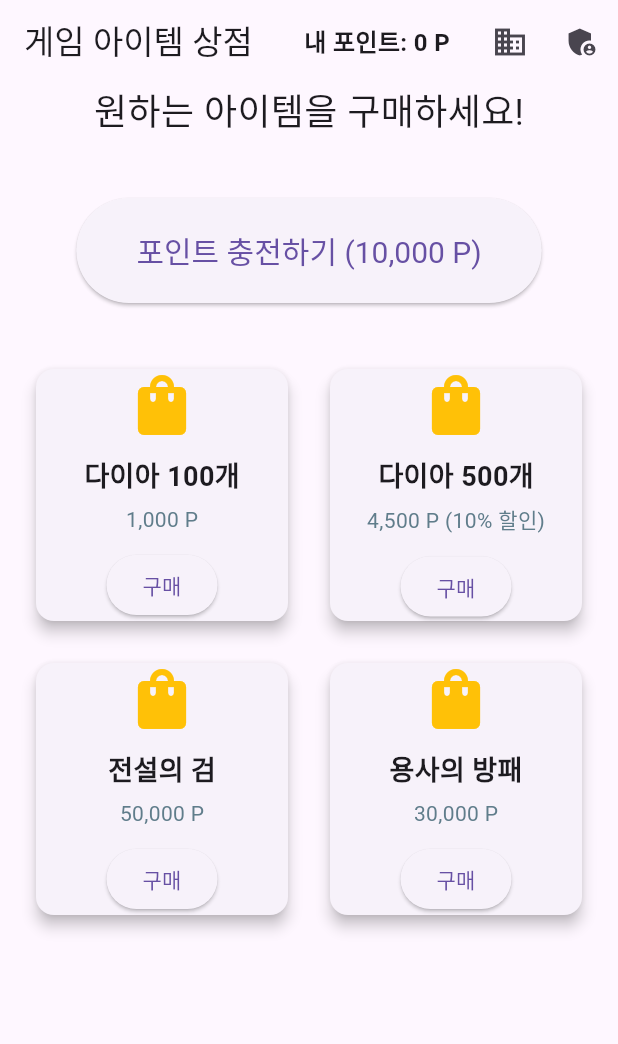
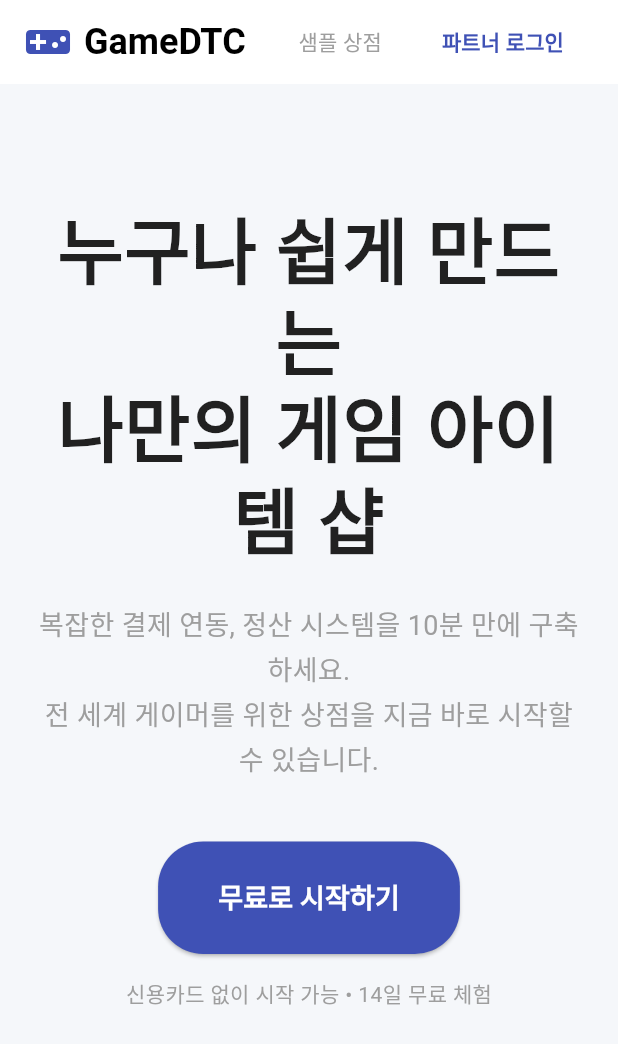
Before and after one commit to call365/gamedc, a Flutter app: the screen it shows after launch, on a phone screen of 412 x 824 dp. Shown: the top 1044 px of the screen. Run offline on Flutter 3.47's test engine with Material 3 defaults, Android fonts, the phone set to English and light mode, and no system bars; our stand-ins replace cloud_firestore, fl_chart; missing offline and left inert: iamport_flutter; accounts and stored records are empty; Roboto replaces fonts that are missing (NotoSansKR).

Commit message:
Transform homepage to Platform Landing Page (Cafe24-like style)

```diff
--- a/lib/main.dart
+++ b/lib/main.dart
@@ -1,9 +1,7 @@
 import 'package:flutter/material.dart';
-import 'package:http/http.dart' as http;
-import 'dart:convert';
 import 'package:flutter_web_shop/partner_admin.dart';
 import 'package:flutter_web_shop/super_admin.dart';
-import 'payment_page.dart';
+import 'package:flutter_web_shop/user_shop.dart';
 
 void main() {
   runApp(const MyApp());
@@ -14,16 +12,17 @@ class MyApp extends StatelessWidget {
 
   @override
   Widget build(BuildContext context) {
-    // 실제로는 URL 파싱이나 로그인 상태에 따라 초기 화면을 결정해야 함
     return MaterialApp(
-      title: 'Game DTC Web Shop',
+      title: 'GameDTC Platform',
       theme: ThemeData(
-        primarySwatch: Colors.blue,
+        primarySwatch: Colors.indigo,
         useMaterial3: true,
+        fontFamily: 'NotoSansKR',
       ),
       initialRoute: '/',
       routes: {
-        '/': (context) => const MyHomePage(),
+        '/': (context) => const LandingPage(),
+        '/shop': (context) => const UserShopPage(),
         '/partner': (context) => const PartnerAdminPage(),
         '/super': (context) => const SuperAdminPage(),
       },
@@ -31,80 +30,135 @@ class MyApp extends StatelessWidget {
   }
 }
 
-class MyHomePage extends StatefulWidget {
-  const MyHomePage({super.key});
-
-  @override
-  State<MyHomePage> createState() => _MyHomePageState();
-}
-
-class _MyHomePageState extends State<MyHomePage> {
-  // 실제로는 Firestore StreamBuilder로 포인트 잔액을 실시간으로 가져와야 합니다.
-  int _currentPoints = 0;
+class LandingPage extends StatelessWidget {
+  const LandingPage({super.key});
 
   @override
   Widget build(BuildContext context) {
     return Scaffold(
+      backgroundColor: Colors.white,
       appBar: AppBar(
-        title: const Text('게임 아이템 상점'),
+        backgroundColor: Colors.white,
+        elevation: 0,
+        title: const Row(
+          children: [
+            Icon(Icons.videogame_asset, color: Colors.indigo, size: 32),
+            SizedBox(width: 8),
+            Text('GameDTC', style: TextStyle(color: Colors.black, fontWeight: FontWeight.bold, fontSize: 24)),
+          ],
+        ),
         actions: [
-          Padding(
-            padding: const EdgeInsets.only(right: 16.0),
-            child: Center(
-              child: Text(
-                '내 포인트: $_currentPoints P',
-                style: const TextStyle(fontSize: 16, fontWeight: FontWeight.bold),
+          TextButton(
+            onPressed: () => Navigator.pushNamed(context, '/shop'),
+            child: const Text('샘플 상점', style: TextStyle(color: Colors.grey)),
+          ),
+          const SizedBox(width: 16),
+          TextButton(
+            onPressed: () => Navigator.pushNamed(context, '/partner'),
+            child: const Text('파트너 로그인', style: TextStyle(color: Colors.indigo, fontWeight: FontWeight.bold)),
+          ),
+          const SizedBox(width: 24),
+        ],
+      ),
+      body: SingleChildScrollView(
+        child: Column(
+          children: [
+            // 1. Hero Section
+            Container(
+              width: double.infinity,
+              padding: const EdgeInsets.symmetric(vertical: 80, horizontal: 20),
+              color: const Color(0xFFF5F7FA),
+              child: Column(
+                children: [
+                  const Text(
+                    "누구나 쉽게 만드는\n나만의 게임 아이템 샵",
+                    textAlign: TextAlign.center,
+                    style: TextStyle(fontSize: 48, fontWeight: FontWeight.w800, height: 1.2, color: Colors.black87),
+                  ),
+                  const SizedBox(height: 24),
+                  const Text(
+                    "복잡한 결제 연동, 정산 시스템을 10분 만에 구축하세요.\n전 세계 게이머를 위한 상점을 지금 바로 시작할 수 있습니다.",
+                    textAlign: TextAlign.center,
+                    style: TextStyle(fontSize: 18, color: Colors.grey, height: 1.6),
+                  ),
+                  const SizedBox(height: 40),
+                  ElevatedButton(
+                    onPressed: () => Navigator.pushNamed(context, '/partner'),
+                    style: ElevatedButton.styleFrom(
+                      backgroundColor: Colors.indigo,
+                      foregroundColor: Colors.white,
+                      padding: const EdgeInsets.symmetric(horizontal: 40, vertical: 24),
+                      shape: RoundedRectangleBorder(borderRadius: BorderRadius.circular(30)),
+                    ),
+                    child: const Text("무료로 시작하기", style: TextStyle(fontSize: 18, fontWeight: FontWeight.bold)),
+                  ),
+                  const SizedBox(height: 16),
+                  const Text("신용카드 없이 시작 가능 • 14일 무료 체험", style: TextStyle(color: Colors.grey, fontSize: 14)),
+                ],
               ),
             ),
-          ),
-          // 데모용 어드민 이동 버튼
-          IconButton(
-            icon: const Icon(Icons.business),
-            tooltip: '파트너 어드민',
-            onPressed: () => Navigator.pushNamed(context, '/partner'),
-          ),
-          IconButton(
-            icon: const Icon(Icons.admin_panel_settings),
-            tooltip: '슈퍼 어드민',
-            onPressed: () => Navigator.pushNamed(context, '/super'),
-          ),
-        ],
-      ),
-      body: Center(
-        child: Column(
-          mainAxisAlignment: MainAxisAlignment.center,
-          children: <Widget>[
-            const Text(
-              '원하는 아이템을 구매하세요!',
-              style: TextStyle(fontSize: 24),
+
+            // 2. Features Section
+            Padding(
+              padding: const EdgeInsets.symmetric(vertical: 80, horizontal: 20),
+              child: ConstrainedBox(
+                constraints: const BoxConstraints(maxWidth: 1200),
+                child: Row(
+                  mainAxisAlignment: MainAxisAlignment.center,
+                  crossAxisAlignment: CrossAxisAlignment.start,
+                  children: [
+                    _buildFeatureItem(
+                      icon: Icons.payment,
+                      title: "글로벌 결제 지원",
+                      desc: "PG사 계약 없이도\n즉시 카드/간편결제 연동 가능",
+                    ),
+                    _buildFeatureItem(
+                      icon: Icons.analytics_outlined,
+                      title: "강력한 어드민",
+                      desc: "매출 현황부터 아이템 관리까지\n한눈에 파악하는 대시보드",
+                    ),
+                    _buildFeatureItem(
+                      icon: Icons.bolt,
+                      title: "실시간 연동",
+                      desc: "웹훅(Webhook)을 통해\n게임 서버와 실시간 데이터 동기화",
+                    ),
+                  ],
+                ),
+              ),
             ),
-            const SizedBox(height: 40),
-            ElevatedButton(
-              onPressed: () {
-                Navigator.push(
-                  context,
-                  MaterialPageRoute(builder: (context) => const PaymentPage()),
-                );
-              },
-              style: ElevatedButton.styleFrom(
-                padding: const EdgeInsets.symmetric(horizontal: 40, vertical: 20),
-                textStyle: const TextStyle(fontSize: 20),
+
+            // 3. CTA Section
+            Container(
+              width: double.infinity,
+              padding: const EdgeInsets.symmetric(vertical: 60),
+              color: Colors.indigo,
+              child: Column(
+                children: [
+                  const Text("지금 바로 입점하세요", style: TextStyle(fontSize: 32, fontWeight: FontWeight.bold, color: Colors.white)),
+                  const SizedBox(height: 20),
+                  OutlinedButton(
+                    onPressed: () => Navigator.pushNamed(context, '/partner'),
+                    style: OutlinedButton.styleFrom(
+                      foregroundColor: Colors.white,
+                      side: const BorderSide(color: Colors.white),
+                      padding: const EdgeInsets.symmetric(horizontal: 32, vertical: 20),
+                    ),
+                    child: const Text("파트너 등록 신청", style: TextStyle(fontSize: 16)),
+                  ),
+                ],
               ),
-              child: const Text('포인트 충전하기 (10,000 P)'),
             ),
-            const SizedBox(height: 20),
-            // 아이템 리스트 예시 (Grid)
-            Expanded(
-              child: GridView.count(
-                crossAxisCount: 2,
-                padding: const EdgeInsets.all(20),
-                mainAxisSpacing: 20,
-                crossAxisSpacing: 20,
+
+            // 4. Footer
+            Container(
+              width: double.infinity,
+              padding: const EdgeInsets.symmetric(vertical: 40),
+              color: Colors.grey.shade900,
+              child: const Column(
                 children: [
-                  _buildItemCard('다이아 100개', '1,000 P', 1000),
-                  _buildItemCard('다이아 500개', '4,500 P (10% 할인)', 4500),
-                  _buildItemCard('전설의 검', '50,000 P', 50000),
-                  _buildItemCard('용사의 방패', '30,000 P', 30000),
+                  Text("GameDTC Platform", style: TextStyle(color: Colors.white, fontWeight: FontWeight.bold)),
+                  SizedBox(height: 10),
+                  Text("© 2026 GameDTC Inc. All rights reserved.", style: TextStyle(color: Colors.grey)),
                 ],
               ),
             ),
@@ -114,67 +168,21 @@ class _MyHomePageState extends State<MyHomePage> {
     );
   }
 
-  Widget _buildItemCard(String name, String priceStr, int price) {
-    return Card(
-      elevation: 4,
+  Widget _buildFeatureItem({required IconData icon, required String title, required String desc}) {
+    return Expanded(
       child: Column(
-        mainAxisAlignment: MainAxisAlignment.center,
         children: [
-          const Icon(Icons.shopping_bag, size: 48, color: Colors.amber),
+          Container(
+            padding: const EdgeInsets.all(16),
+            decoration: BoxDecoration(color: Colors.indigo.shade50, shape: BoxShape.circle),
+            child: Icon(icon, size: 40, color: Colors.indigo),
+          ),
+          const SizedBox(height: 20),
+          Text(title, style: const TextStyle(fontSize: 20, fontWeight: FontWeight.bold)),
           const SizedBox(height: 10),
-          Text(name, style: const TextStyle(fontSize: 18, fontWeight: FontWeight.bold)),
-          const SizedBox(height: 5),
-          Text(priceStr, style: const TextStyle(color: Colors.blueGrey)),
-          const SizedBox(height: 10),
-          ElevatedButton(
-            onPressed: () => _buyItem(name, price),
-            child: const Text('구매'),
-          )
+          Text(desc, textAlign: TextAlign.center, style: const TextStyle(color: Colors.grey, height: 1.5)),
         ],
       ),
     );
   }
-
-  Future<void> _buyItem(String itemId, int price) async {
-    const String cloudFunctionUrl = 'http://localhost:5001/demo-test/us-central1/buyItem';
-    try {
-      final response = await http.post(
-        Uri.parse(cloudFunctionUrl),
-        headers: {'Content-Type': 'application/json'},
-        body: jsonEncode({
-          'data': {
-            'item_id': itemId,
-            'price': price,
-          }
-        }),
-      );
-
-      if (response.statusCode == 200) {
-        final body = jsonDecode(response.body);
-        if (body['result'] != null && body['result']['success'] == true) {
-          ScaffoldMessenger.of(context).showSnackBar(
-            const SnackBar(content: Text('구매 완료! 포인트가 차감되었습니다.')),
-          );
-          // 포인트 갱신 (데모용: 로컬 상태만 갱신)
-          setState(() {
-            _currentPoints -= price;
-          });
-        } else {
-           // 에러 메시지 파싱
-           final errorMsg = body['error']?['message'] ?? 'Unknown error';
-           ScaffoldMessenger.of(context).showSnackBar(
-            SnackBar(content: Text('구매 실패: $errorMsg')),
-          );
-        }
-      } else {
-         ScaffoldMessenger.of(context).showSnackBar(
-            SnackBar(content: Text('서버 오류: ${response.statusCode}')),
-          );
-      }
-    } catch (e) {
-      ScaffoldMessenger.of(context).showSnackBar(
-        SnackBar(content: Text('통신 오류: $e')),
-      );
-    }
-  }
 }
--- /dev/null
+++ b/lib/user_shop.dart
@@ -0,0 +1,141 @@
+import 'package:flutter/material.dart';
+import 'package:http/http.dart' as http;
+import 'dart:convert';
+import 'payment_page.dart';
+
+class UserShopPage extends StatefulWidget {
+  const UserShopPage({super.key});
+
+  @override
+  State<UserShopPage> createState() => _UserShopPageState();
+}
+
+class _UserShopPageState extends State<UserShopPage> {
+  // 실제로는 Firestore StreamBuilder로 포인트 잔액을 실시간으로 가져와야 합니다.
+  int _currentPoints = 0;
+
+  @override
+  Widget build(BuildContext context) {
+    return Scaffold(
+      appBar: AppBar(
+        title: const Text('게임 아이템 상점'),
+        actions: [
+          Padding(
+            padding: const EdgeInsets.only(right: 16.0),
+            child: Center(
+              child: Text(
+                '내 포인트: $_currentPoints P',
+                style: const TextStyle(fontSize: 16, fontWeight: FontWeight.bold),
+              ),
+            ),
+          ),
+        ],
+      ),
+      body: Center(
+        child: Column(
+          mainAxisAlignment: MainAxisAlignment.center,
+          children: <Widget>[
+            const Text(
+              '원하는 아이템을 구매하세요!',
+              style: TextStyle(fontSize: 24),
+            ),
+            const SizedBox(height: 40),
+            ElevatedButton(
+              onPressed: () {
+                Navigator.push(
+                  context,
+                  MaterialPageRoute(builder: (context) => const PaymentPage()),
+                );
+              },
+              style: ElevatedButton.styleFrom(
+                padding: const EdgeInsets.symmetric(horizontal: 40, vertical: 20),
+                textStyle: const TextStyle(fontSize: 20),
+              ),
+              child: const Text('포인트 충전하기 (10,000 P)'),
+            ),
+            const SizedBox(height: 20),
+            // 아이템 리스트 예시 (Grid)
+            Expanded(
+              child: GridView.count(
+                crossAxisCount: 2,
+                padding: const EdgeInsets.all(20),
+                mainAxisSpacing: 20,
+                crossAxisSpacing: 20,
+                children: [
+                  _buildItemCard('다이아 100개', '1,000 P', 1000),
+                  _buildItemCard('다이아 500개', '4,500 P (10% 할인)', 4500),
+                  _buildItemCard('전설의 검', '50,000 P', 50000),
+                  _buildItemCard('용사의 방패', '30,000 P', 30000),
+                ],
+              ),
+            ),
+          ],
+        ),
+      ),
+    );
+  }
+
+  Widget _buildItemCard(String name, String priceStr, int price) {
+    return Card(
+      elevation: 4,
+      child: Column(
+        mainAxisAlignment: MainAxisAlignment.center,
+        children: [
+          const Icon(Icons.shopping_bag, size: 48, color: Colors.amber),
+          const SizedBox(height: 10),
+          Text(name, style: const TextStyle(fontSize: 18, fontWeight: FontWeight.bold)),
+          const SizedBox(height: 5),
+          Text(priceStr, style: const TextStyle(color: Colors.blueGrey)),
+          const SizedBox(height: 10),
+          ElevatedButton(
+            onPressed: () => _buyItem(name, price),
+            child: const Text('구매'),
+          )
+        ],
+      ),
+    );
+  }
+
+  Future<void> _buyItem(String itemId, int price) async {
+    const String cloudFunctionUrl = 'http://localhost:5001/demo-test/us-central1/buyItem';
+    try {
+      final response = await http.post(
+        Uri.parse(cloudFunctionUrl),
+        headers: {'Content-Type': 'application/json'},
+        body: jsonEncode({
+          'data': {
+            'item_id': itemId,
+            'price': price,
+          }
+        }),
+      );
+
+      if (response.statusCode == 200) {
+        final body = jsonDecode(response.body);
+        if (body['result'] != null && body['result']['success'] == true) {
+          ScaffoldMessenger.of(context).showSnackBar(
+            const SnackBar(content: Text('구매 완료! 포인트가 차감되었습니다.')),
+          );
+          // 포인트 갱신 (데모용: 로컬 상태만 갱신)
+          setState(() {
+            _currentPoints -= price;
+          });
+        } else {
+           // 에러 메시지 파싱
+           final errorMsg = body['error']?['message'] ?? 'Unknown error';
+           ScaffoldMessenger.of(context).showSnackBar(
+            SnackBar(content: Text('구매 실패: $errorMsg')),
+          );
+        }
+      } else {
+         ScaffoldMessenger.of(context).showSnackBar(
+            SnackBar(content: Text('서버 오류: ${response.statusCode}')),
+          );
+      }
+    } catch (e) {
+      ScaffoldMessenger.of(context).showSnackBar(
+        SnackBar(content: Text('통신 오류: $e')),
+      );
+    }
+  }
+}
```
